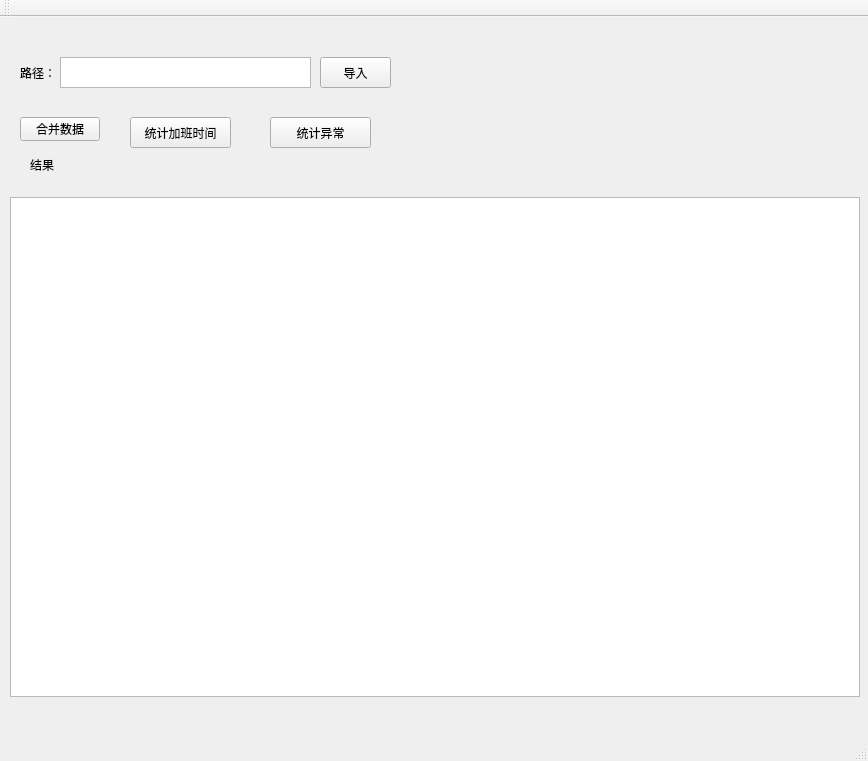
This is attendance/ui_kq.ui in zhouyb-cn/python-project as Qt 5 draws it before an edit. The edited form follows.
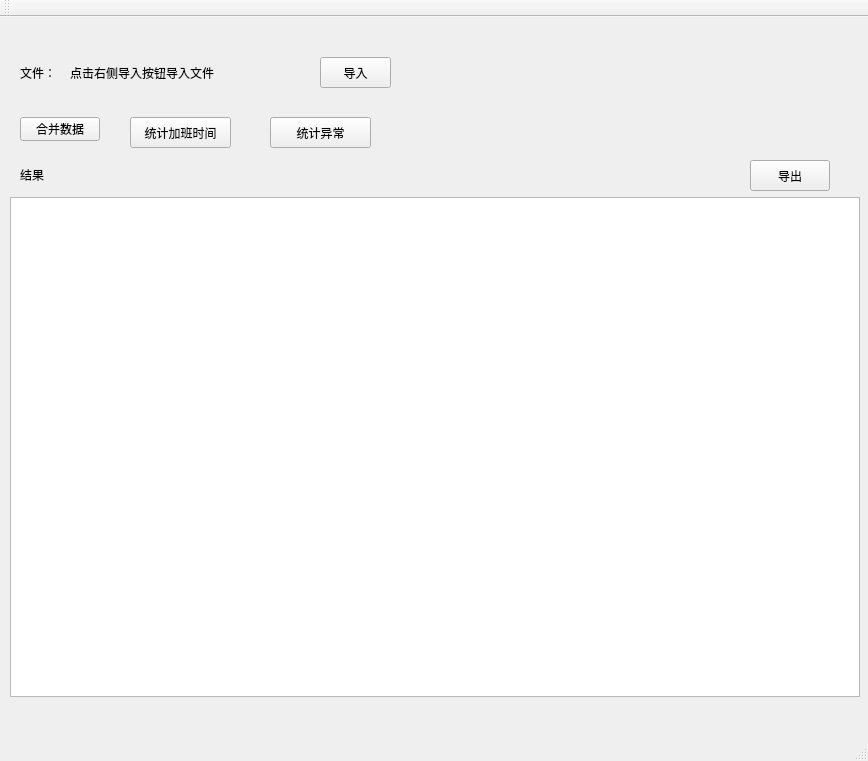
This is the edited form.

```diff
--- a/attendance/ui_kq.ui
+++ b/attendance/ui_kq.ui
@@ -24,17 +24,7 @@
      </rect>
     </property>
     <property name="text">
-     <string>路径：</string>
-    </property>
-   </widget>
-   <widget class="QTextEdit" name="textEdit_file_path">
-    <property name="geometry">
-     <rect>
-      <x>60</x>
-      <y>40</y>
-      <width>251</width>
-      <height>31</height>
-     </rect>
+     <string>文件：</string>
     </property>
    </widget>
    <widget class="QPushButton" name="pushButton_import">
@@ -79,8 +69,8 @@
    <widget class="QLabel" name="label_result">
     <property name="geometry">
      <rect>
-      <x>30</x>
-      <y>140</y>
+      <x>20</x>
+      <y>150</y>
       <width>59</width>
       <height>16</height>
      </rect>
@@ -115,6 +105,32 @@
      <number>0</number>
     </property>
    </widget>
+   <widget class="QLabel" name="label_file_name">
+    <property name="geometry">
+     <rect>
+      <x>70</x>
+      <y>45</y>
+      <width>221</width>
+      <height>21</height>
+     </rect>
+    </property>
+    <property name="text">
+     <string>点击右侧导入按钮导入文件</string>
+    </property>
+   </widget>
+   <widget class="QPushButton" name="pushButton_export">
+    <property name="geometry">
+     <rect>
+      <x>750</x>
+      <y>143</y>
+      <width>80</width>
+      <height>31</height>
+     </rect>
+    </property>
+    <property name="text">
+     <string>导出</string>
+    </property>
+   </widget>
   </widget>
   <widget class="QStatusBar" name="statusBar"/>
   <widget class="QToolBar" name="toolBar">
```
